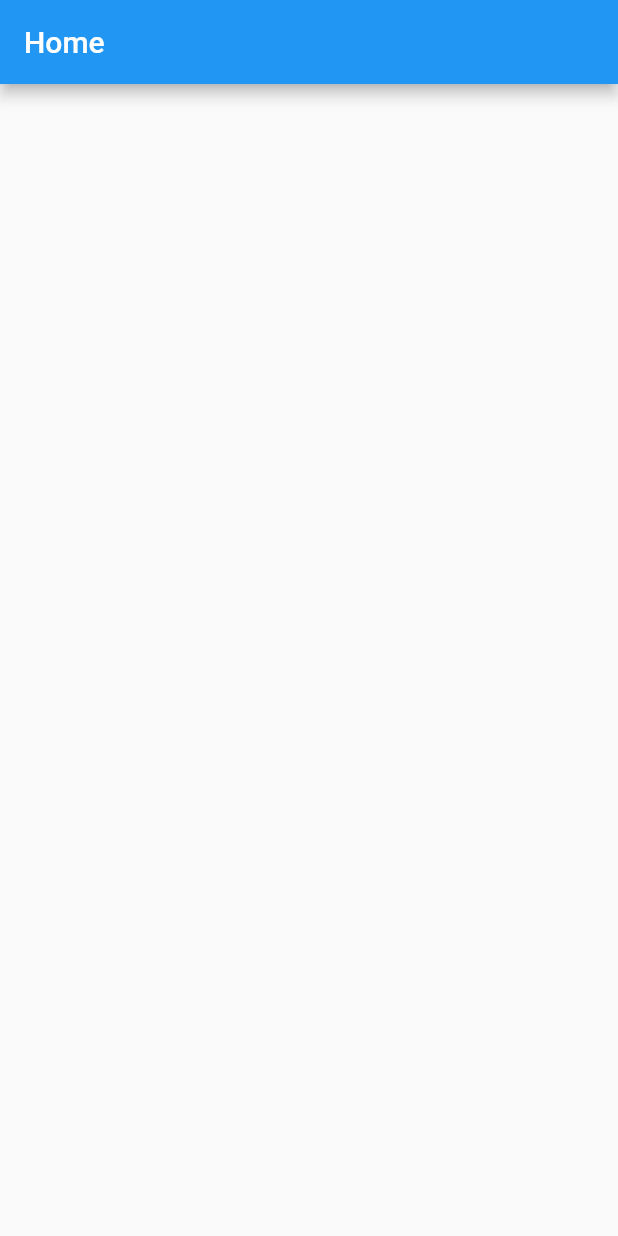
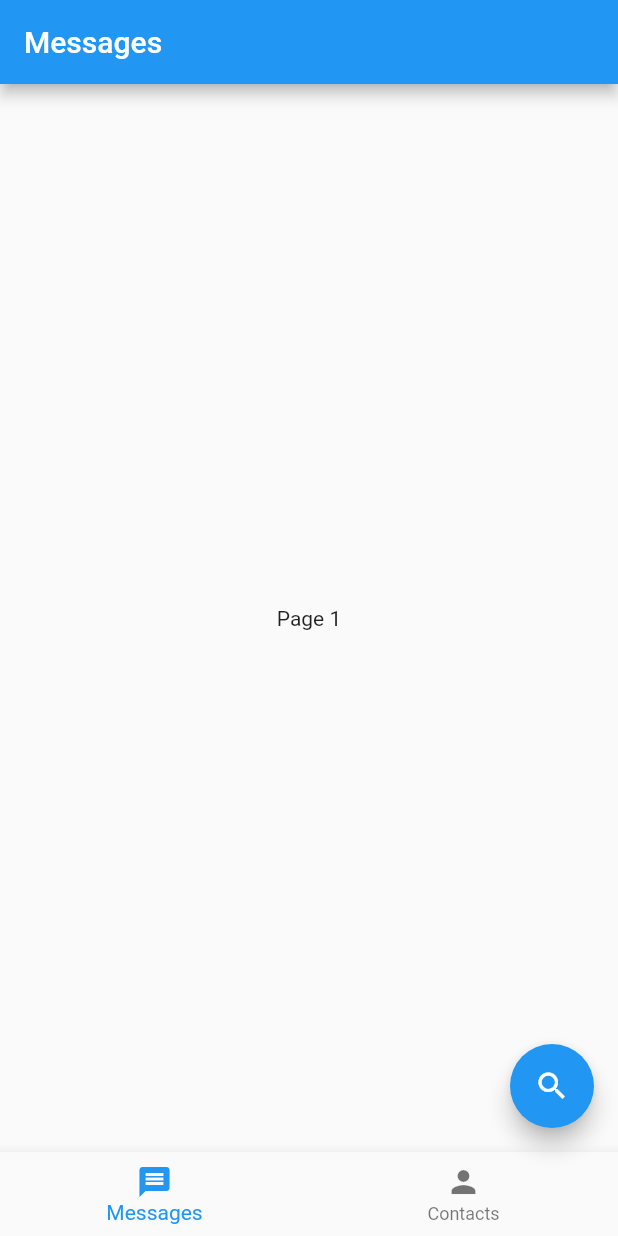
Before and after one commit to aeduaardo/mini_chat, a Flutter app: the screen it shows after launch, on a phone screen of 412 x 824 dp. Run offline on Flutter 3.47's test engine with Material 2 defaults, Android fonts, the phone set to English and light mode, and no system bars; our stand-ins replace flutter_mobx, flutter_modular, mobx; generated files the repository leaves out were written again.

Commit message:
Home screen added

```diff
--- a/lib/app/app_widget.dart
+++ b/lib/app/app_widget.dart
@@ -6,6 +6,7 @@ class AppWidget extends StatelessWidget {
   Widget build(BuildContext context) {
     return MaterialApp(
       navigatorKey: Modular.navigatorKey,
+      debugShowCheckedModeBanner: false,
       title: 'Flutter Slidy',
       theme: ThemeData(
         primarySwatch: Colors.blue,
--- a/lib/app/modules/home/home_controller.dart
+++ b/lib/app/modules/home/home_controller.dart
@@ -1,3 +1,4 @@
+import 'package:flutter/material.dart';
 import 'package:mobx/mobx.dart';
 import 'package:flutter_modular/flutter_modular.dart';
 
@@ -10,8 +11,25 @@ abstract class _HomeControllerBase with Store {
   @observable
   int value = 0;
 
+  @observable
+  int currentIndex = 0;
+
+  final titles = [
+    Text('Messages'),
+    Text('Contacts'),
+  ];
+
+  final pageList = [
+    Container(
+        child: Center(
+      child: Text('Page 1'),
+    )),
+    Container(
+        child: Center(
+      child: Text('Page 2'),
+    )),
+  ];
+
   @action
-  void increment() {
-    value++;
-  }
+  void changePage(value) => currentIndex = value;
 }
--- a/lib/app/modules/home/home_page.dart
+++ b/lib/app/modules/home/home_page.dart
@@ -1,4 +1,5 @@
 import 'package:flutter/material.dart';
+import 'package:flutter_mobx/flutter_mobx.dart';
 import 'package:flutter_modular/flutter_modular.dart';
 import 'home_controller.dart';
 
@@ -17,10 +18,40 @@ class _HomePageState extends ModularState<HomePage, HomeController> {
   Widget build(BuildContext context) {
     return Scaffold(
       appBar: AppBar(
-        title: Text(widget.title),
+        title: Observer(
+          builder: (context) {
+            return controller.titles[controller.currentIndex];
+          },
+        ),
       ),
-      body: Column(
-        children: <Widget>[],
+      body: Observer(
+        builder: (context) {
+          return controller.pageList[controller.currentIndex];
+        },
+      ),
+      floatingActionButton: FloatingActionButton(
+        onPressed: null,
+        child: Icon(
+          Icons.search,
+        ),
+      ),
+      bottomNavigationBar: Observer(
+        builder: (context) {
+          return BottomNavigationBar(
+            currentIndex: controller.currentIndex,
+            onTap: (index) => controller.changePage(index),
+            items: [
+              BottomNavigationBarItem(
+                icon: Icon(Icons.message),
+                label: 'Messages',
+              ),
+              BottomNavigationBarItem(
+                icon: Icon(Icons.person),
+                label: 'Contacts',
+              ),
+            ],
+          );
+        },
       ),
     );
   }
```
Also changed, not shown: lib/app/modules/home/home_controller.g.dart.
